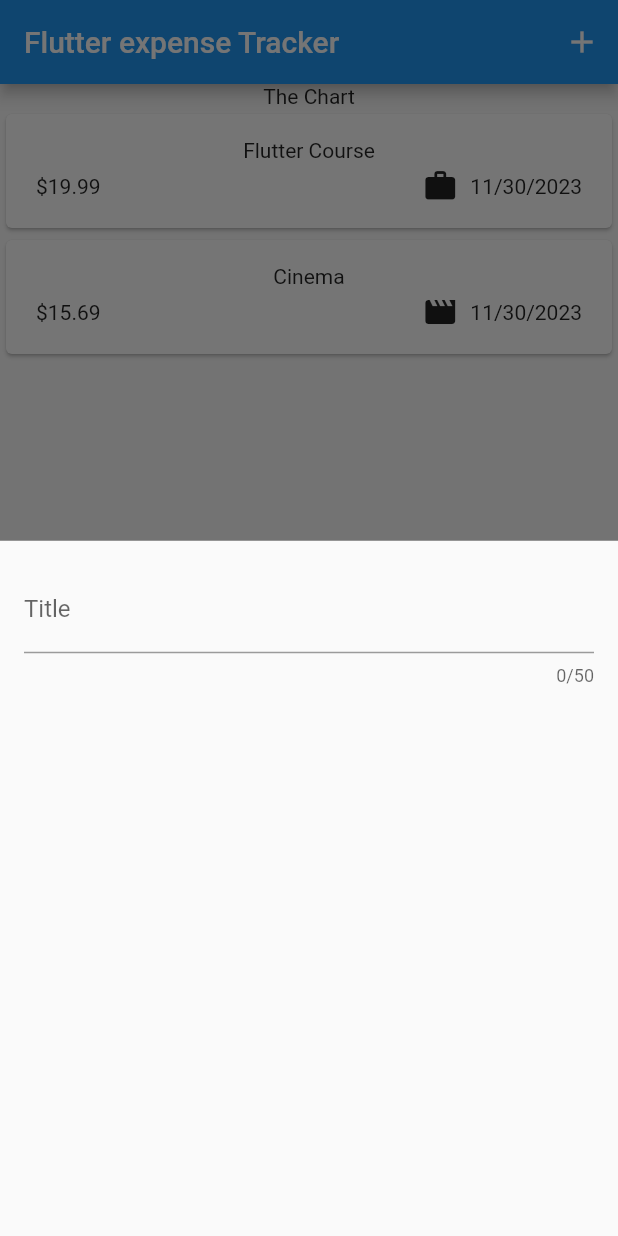
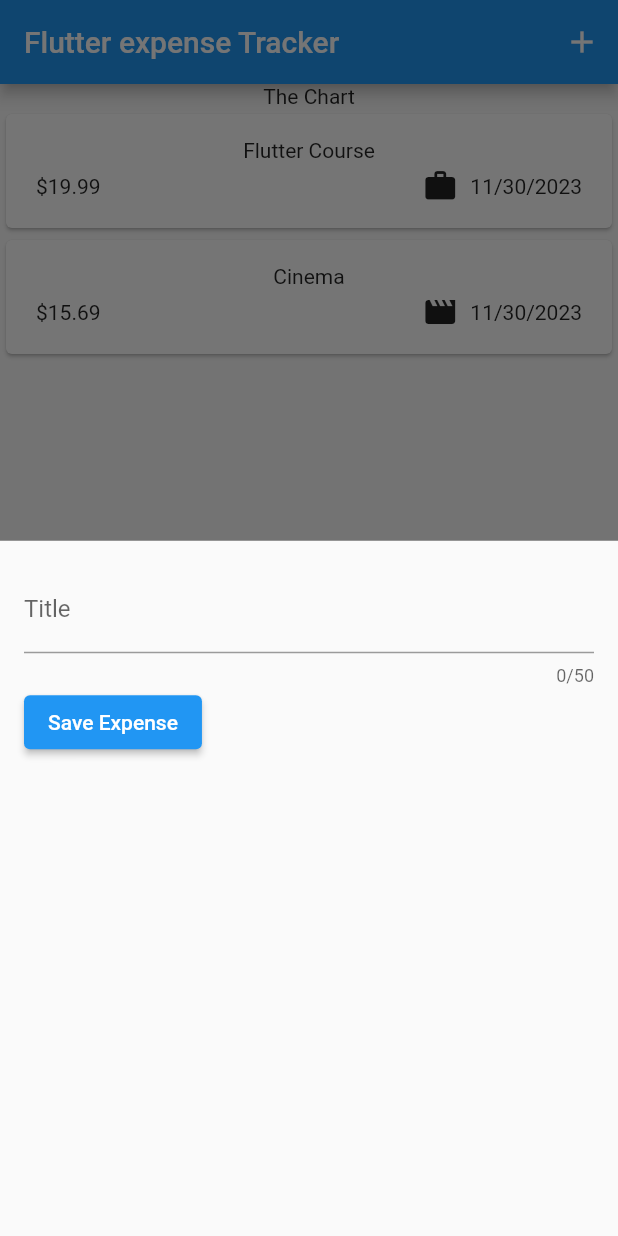
Before and after one commit to ayoline/expense_tracker_app, a Flutter app: the screen it shows after launch, after a tap on the "add" icon, on a phone screen of 412 x 824 dp. Run offline on Flutter 3.47's test engine with Material 2 defaults, Android fonts, the phone set to English and light mode, and no system bars.

Commit message:
getting user input on every keystroke

```diff
--- a/lib/widgets/new_expense.dart
+++ b/lib/widgets/new_expense.dart
@@ -8,18 +8,37 @@ class NewExpense extends StatefulWidget {
 }
 
 class _NewExpenseState extends State<NewExpense> {
+  var _enteredTitle = '';
+
+  void _saveTitleInput(String inputValue) {
+    _enteredTitle = inputValue;
+  }
+
   @override
   Widget build(BuildContext context) {
-    return const Padding(
-      padding: EdgeInsets.all(16),
-      child: Column(children: [
-        TextField(
-          maxLength: 50,
-          decoration: InputDecoration(
-            label: Text('Title'),
+    return Padding(
+      padding: const EdgeInsets.all(16),
+      child: Column(
+        children: [
+          TextField(
+            onChanged: _saveTitleInput,
+            maxLength: 50,
+            decoration: const InputDecoration(
+              label: Text('Title'),
+            ),
           ),
-        ),
-      ]),
+          Row(
+            children: [
+              ElevatedButton(
+                onPressed: () {
+                  print(_enteredTitle);
+                },
+                child: const Text('Save Expense'),
+              ),
+            ],
+          ),
+        ],
+      ),
     );
   }
 }
```
